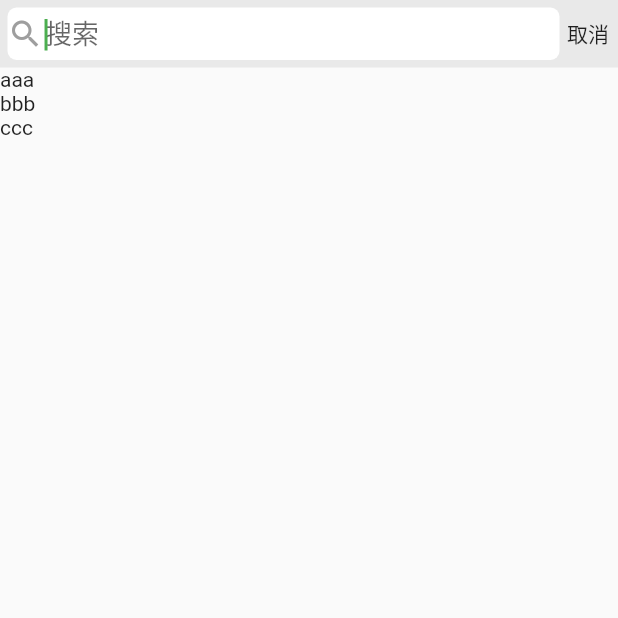
After one commit to yongshideweiyi/FWeChat, a Flutter app: the screen it shows after launch, after a tap on "搜索", on a phone screen of 412 x 824 dp, the top half of it. The commit adds this screen. Run offline on Flutter 3.47's test engine with Material 2 defaults, Android fonts, the phone set to English and light mode, and no system bars; our stand-ins replace dio; network calls fail.

Commit message:
聊天搜索

```diff
--- a/lib/home/chat/chat_search_cell.dart
+++ b/lib/home/chat/chat_search_cell.dart
@@ -1,5 +1,6 @@
 import 'package:flutter/material.dart';
 import 'package:flutter_wechat/home/chat/chat_data.dart';
+import 'package:flutter_wechat/home/search/search_page.dart';
 import 'package:flutter_wechat/tools/theme.dart';
 /*聊天列表上部搜索框*/
 class ChatSearchCell extends StatelessWidget {
@@ -9,7 +10,11 @@ class ChatSearchCell extends StatelessWidget {
 
   @override
   Widget build(BuildContext context) {
-    return Container(
+    return GestureDetector(
+      onTap: () {
+        _gotoSearchPage(context);
+      },
+      child: Container(
         color: themeAppBarColor,
         padding: const EdgeInsets.all(5),
         height: 45,
@@ -31,6 +36,16 @@ class ChatSearchCell extends StatelessWidget {
             )
           ],
         ),
+      ),
+    );
+  }
+
+  /*跳转到搜索页面*/
+  _gotoSearchPage(BuildContext context) {
+    Navigator.of(context).push(
+      MaterialPageRoute(builder: (BuildContext builder) {
+        return SearchPage(searchList: list,);
+      })
     );
   }
 }
--- a/lib/home/home_page.dart
+++ b/lib/home/home_page.dart
@@ -30,7 +30,7 @@ class _HomePageState extends State<HomePage> with AutomaticKeepAliveClientMixin
     }).catchError((e) {
       print('请求出错信息:$e');
     }).whenComplete(() {
-      print('网络请求完成');
+      print('聊天列表网络请求完成');
     }).timeout(
         const Duration(seconds: 10)
     ).catchError((timeout) {
@@ -41,6 +41,7 @@ class _HomePageState extends State<HomePage> with AutomaticKeepAliveClientMixin
 
   @override
   Widget build(BuildContext context) {
+    super.build(context);
     return Scaffold(
       appBar: AppBar(
         elevation: 0,
@@ -76,6 +77,7 @@ class _HomePageState extends State<HomePage> with AutomaticKeepAliveClientMixin
     }
   }
 
+  // 头像，名称，信息item显示
   Widget _itemBuilderForRow(BuildContext context, int index) {
     if (index == 0) { // 第一行显示搜索输入框
       return ChatSearchCell(list: _chatList,);
@@ -100,8 +102,13 @@ class _HomePageState extends State<HomePage> with AutomaticKeepAliveClientMixin
       trailing: const Icon(Icons.keyboard_arrow_right), // 箭头
       contentPadding: const EdgeInsets.only(top: 0, left: 10, bottom: 0, right: 0),
       onTap: () {
-
+        _itemClickAtIndex(index);
       },
     );
   }
+
+  /*item点击响应事件*/
+  _itemClickAtIndex(int index) {
+
+  }
 }
--- /dev/null
+++ b/lib/home/search/search_bar.dart
@@ -0,0 +1,93 @@
+import 'package:flutter/material.dart';
+import 'package:flutter_wechat/tools/const.dart';
+import 'package:flutter_wechat/tools/theme.dart';
+
+/*搜索输入框*/
+class SearchBar extends StatefulWidget {
+  // 文本输入回调函数
+  final ValueChanged<String>? onChange;
+  const SearchBar({Key? key, this.onChange}) : super(key: key);
+
+  @override
+  State<SearchBar> createState() => _SearchBarState();
+}
+
+class _SearchBarState extends State<SearchBar> {
+
+  // 清除按钮控制
+  final TextEditingController _textEditingController = TextEditingController();
+  bool _showClearBtn = false; // 是否隐藏清除按钮
+
+  @override
+  Widget build(BuildContext context) {
+    // 状态栏高度
+    double statusBarHeight = MediaQuery.of(context).padding.top;
+    return Container(
+      height: statusBarHeight + 45,
+      color: themeAppBarColor,
+      child: Column(
+        children: [
+          SizedBox(height: statusBarHeight,),
+          SizedBox(
+            height: 45,
+            child: Row(
+              children: [
+                Container(
+                  width: screenWidth(context) - 44,
+                  height: 35,
+                  margin: const EdgeInsets.only(left: 5, right: 5),
+                  decoration: BoxDecoration(
+                    color: Colors.white,
+                    borderRadius: BorderRadius.circular(6),
+                  ),
+                  child: Row(
+                    children: [
+                      const SizedBox(child: Icon(Icons.search, color: Colors.grey,), width: 20,),
+                      Expanded(
+                          child: TextField(
+                            controller: _textEditingController,
+                            onChanged: _textFieldOnChange,
+                            autofocus: true, // 输入框第一响应
+                            cursorColor: Colors.green, // 光标颜色
+                            style: const TextStyle(fontSize: 18, color: Colors.black, fontWeight: FontWeight.w300), // 输入文字大小颜色
+                            decoration: const InputDecoration(
+                              contentPadding: EdgeInsets.only(left: 5, bottom: 10), // 输入框边框
+                              border: InputBorder.none, // 隐藏输入框下方黑线
+                              hintText: '搜索' // 占位符
+                            ),
+                          )
+                      ),
+                      if (_showClearBtn) GestureDetector(
+                        onTap: () {
+                          // 清除文本内容
+                          _textEditingController.clear();
+                          _textFieldOnChange('');
+                        },
+                        child: const Icon(Icons.cancel, size: 20, color: Colors.grey,),
+                      ) // 清除按钮
+                    ],
+                  ),
+                ),
+                GestureDetector(
+                  onTap: () {
+                    Navigator.pop(context);
+                  },
+                  child: const Text('取消'),
+                )
+              ],
+            ),
+          )
+        ],
+      ),
+    );
+  }
+
+  void _textFieldOnChange(String text) {
+    if (widget.onChange != null) {
+      widget.onChange!(text);
+    }
+    setState(() {
+      _showClearBtn = text.isNotEmpty;
+    });
+  }
+}
--- /dev/null
+++ b/lib/home/search/search_page.dart
@@ -0,0 +1,40 @@
+import 'package:flutter/material.dart';
+import 'package:flutter_wechat/home/chat/chat_data.dart';
+import 'package:flutter_wechat/home/search/search_bar.dart';
+
+/*搜索页面*/
+class SearchPage extends StatefulWidget {
+  final List<Chat>? searchList; // 搜索列表
+  const SearchPage({Key? key, this.searchList}) : super(key: key);
+
+  @override
+  State<SearchPage> createState() => _SearchPageState();
+}
+
+class _SearchPageState extends State<SearchPage> {
+  @override
+  Widget build(BuildContext context) {
+    return Scaffold(
+      body: Column(
+        children: [
+          SearchBar(onChange: (text) {
+            print('搜索内容:$text');
+          },),
+          Expanded(
+            child: MediaQuery.removePadding(
+                removeTop: true,
+                context: context,
+                child: ListView(
+                children: [
+                  Text('aaa'),
+                  Text('bbb'),
+                  Text('ccc'),
+                ],
+              )
+            ),
+          )
+        ],
+      ),
+    );
+  }
+}
```
Also changed, not shown: 4 other files. Lines whose indentation alone changed are shown as unchanged.
